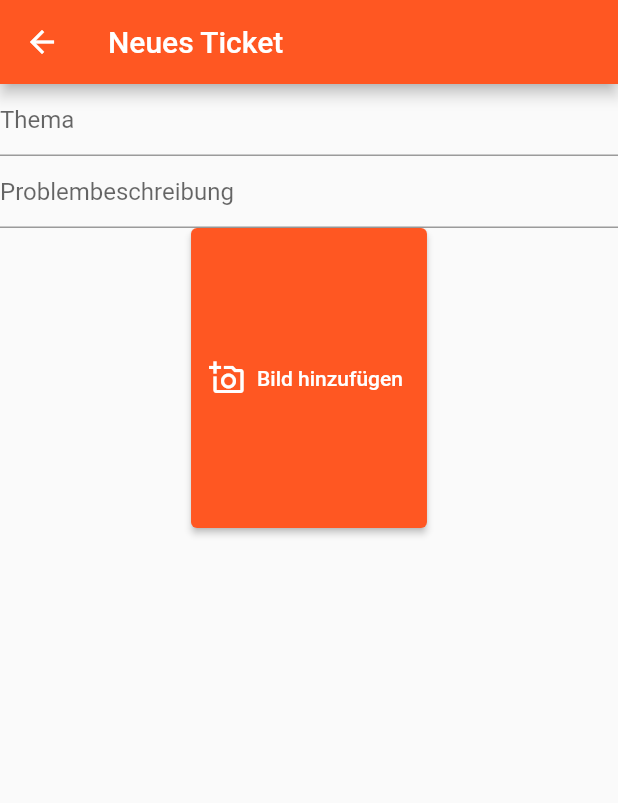
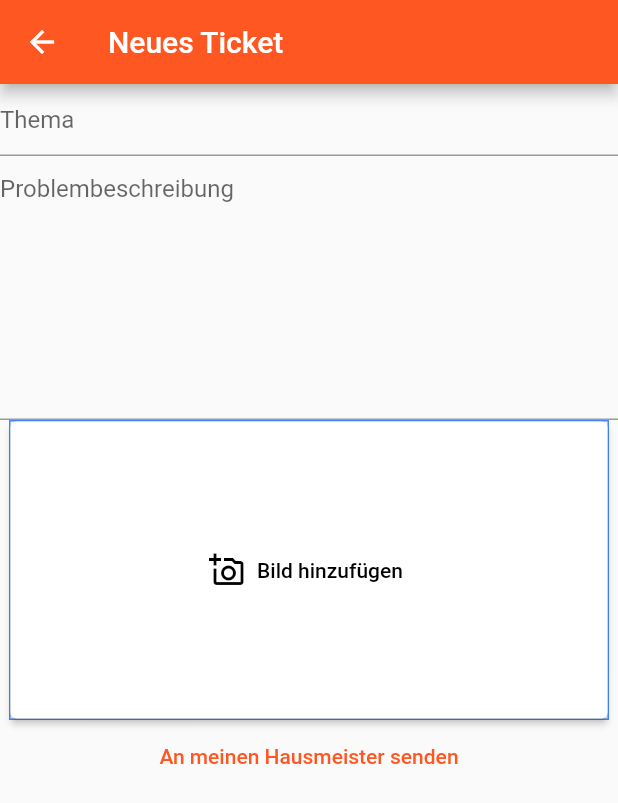
Before and after one commit to mayaArh/Hausmeisterapp, a Flutter app: the TicketCreationView screen opened by its route, on a phone screen of 412 x 824 dp. Shown: the top 803 px of the screen. Run offline on Flutter 3.47's test engine with Material 2 defaults, Android fonts, the phone set to English and light mode, and no system bars; our stand-ins replace firebase_auth, firebase_core, flutter_secure_storage, fluttertoast, image_picker, sqflite; accounts and stored records are empty.

Commit message:
sql implementation

```diff
--- a/lib/services/crud/tickets_service.dart
+++ b/lib/services/crud/tickets_service.dart
@@ -13,13 +13,13 @@ class TicketService {
 
   List<DatabaseTicket> _tickets = List.empty(growable: true);
 
-  //Singleton
+  //Singleton: bad way to create in dart?
   static final TicketService _shared = TicketService._sharedInstance();
   TicketService._sharedInstance();
   factory TicketService() => _shared;
 
-  final _ticketsStreamController =
-      StreamController<List<DatabaseTicket>>.broadcast();
+  final _ticketsStreamController = StreamController<
+      List<DatabaseTicket>>.broadcast(); //TODO: understand why it´s good
 
   Stream<List<DatabaseTicket>> get allTickets =>
       _ticketsStreamController.stream;
@@ -112,7 +112,11 @@ class TicketService {
     }
   }
 
-  Future<DatabaseTicket> createTicket({required DatabaseUser owner}) async {
+  Future<DatabaseTicket> createTicket(
+      {required DatabaseUser owner,
+      required String topic,
+      required String description,
+      required String? image}) async {
     await _ensureDbIsOpen();
     final db = _getDatabase();
 
@@ -123,18 +127,19 @@ class TicketService {
 
     final ticketId = await db.insert(ticketTable, {
       userIdColumn: owner.id,
-      imgIdColumn: Null,
-      descriptionColumn: '',
+      topicColumn: topic,
+      descriptionColumn: description,
+      imgColumn: image,
       statusColumn: TicketStatus.open.toString(),
-      isSyncedWithCloudColumn: 1
+      isSyncedWithCloudColumn: 1 //TODO: Sure?
     });
 
     final ticket = DatabaseTicket(
         id: ticketId,
         userId: owner.id,
-        imgId: null,
-        topic: '',
-        description: '',
+        topic: topic,
+        description: description,
+        img: image,
         status: TicketStatus.open,
         isSyncedWithCloud: true);
 
@@ -270,38 +275,10 @@ class DatabaseUser {
 }
 
 @immutable
-class DatabaseTicketImage {
-  final int id;
-  final String img;
-
-  const DatabaseTicketImage({required this.id, required this.img});
-
-  DatabaseTicketImage.fromRow(Map<String, dynamic> map)
-      : id = map[idColumn] as int,
-        img = map[imgColumn] as String;
-
-  Map<String, dynamic> toMap() {
-    var map = <String, dynamic>{};
-    map['id'] = id;
-    map['image'] = img;
-    return map;
-  }
-
-  @override
-  String toString() => 'Photo ID: $id';
-
-  @override
-  bool operator ==(covariant DatabaseTicketImage other) => id == other.id;
-
-  @override
-  int get hashCode => id.hashCode;
-}
-
-@immutable
 class DatabaseTicket {
   final int id;
   final int userId;
-  final int? imgId;
+  final String? img;
   final String topic;
   final String description;
   final TicketStatus status;
@@ -310,7 +287,7 @@ class DatabaseTicket {
   const DatabaseTicket(
       {required this.id,
       required this.userId,
-      required this.imgId,
+      required this.img,
       required this.topic,
       required this.description,
       required this.status,
@@ -321,13 +298,13 @@ class DatabaseTicket {
         userId = map[userIdColumn] as int,
         topic = map[topicColumn] as String,
         description = map[descriptionColumn] as String,
-        imgId = map[imgIdColumn] as int?,
+        img = map[imgColumn] as String?,
         status = TicketStatus.values.byName(map[statusColumn] as String),
         isSyncedWithCloud = map[isSyncedWithCloudColumn] as bool;
 
   @override
   String toString() =>
-      'Ticket: ID = $id, ${userId.toString()}, topic: $topic, description: $description, ${imgId.toString()}, status: ${status.toString()}, isSyncedWithCloud: ${isSyncedWithCloud.toString()}';
+      'Ticket: ID = $id, ${userId.toString()}, topic: $topic, description: $description, status: ${status.toString()}, isSyncedWithCloud: ${isSyncedWithCloud.toString()}';
 
   @override
   bool operator ==(covariant DatabaseTicket other) => id == other.id;
@@ -346,7 +323,6 @@ const imgColumn = 'image';
 const userColumn = 'user';
 const topicColumn = 'topic';
 const descriptionColumn = 'description';
-const imgIdColumn = 'imageId';
 const statusColumn = 'status';
 const isSyncedWithCloudColumn = 'isSyncedWithCloud';
 const userTable = "users";
@@ -367,9 +343,9 @@ const createTicketPhotoTable = '''CREATE TABLE IF NOT EXISTS "ticket_photos" (
 const createTicketTable = '''CREATE TABLE IF NOT EXISTS "tickets" (
         "id" INTEGER NOT NULL,
         "userId" INTEGER NOT NULL,
-        "imageId" INTEGER,
         "topic" TEXT NOT NULL,
         "description" TEXT,
+        "image" TEXT,
         "status" TEXT NOT NULL,
         "isSyncedWithCloud" INTEGER NOT NULL DEFAULT 0,
         FOREIGN KEY ("userId") REFERENCES "users"("id"),
--- a/lib/views/renter_views/create_ticket_view.dart
+++ b/lib/views/renter_views/create_ticket_view.dart
@@ -2,9 +2,9 @@ import 'dart:convert';
 import 'dart:io';
 
 import 'package:flutter/material.dart';
-import 'package:flutter/src/widgets/framework.dart';
-import 'package:flutter/src/widgets/placeholder.dart';
+import 'package:fluttertoast/fluttertoast.dart';
 import 'package:image_picker/image_picker.dart';
+import 'package:mein_digitaler_hausmeister/services/auth/auth_service.dart';
 
 import '../../services/crud/tickets_service.dart';
 
@@ -18,7 +18,6 @@ class TicketCreationView extends StatefulWidget {
 }
 
 class _TicketCreationViewState extends State<TicketCreationView> {
-  DatabaseTicket? _ticket;
   late final TicketService _ticketService;
 
   late final TextEditingController _topic;
@@ -42,6 +41,17 @@ class _TicketCreationViewState extends State<TicketCreationView> {
         throw ImageCouldNotBeReadAsBytes();
       }
     }
+  }
+
+  Future<DatabaseTicket> createNewTicket(
+      {required String topic,
+      required String description,
+      required String? image}) async {
+    final currentUser = AuthService.firebase().currentUser!;
+    final email = currentUser.email!;
+    final owner = await _ticketService.getUser(email: email);
+    return await _ticketService.createTicket(
+        owner: owner, topic: topic, description: description, image: image);
   }
 
   @override
@@ -72,21 +82,54 @@ class _TicketCreationViewState extends State<TicketCreationView> {
                   hintText: 'Thema',
                 )),
             TextField(
+                minLines: 8,
+                maxLines: 20,
                 controller: _description,
                 keyboardType: TextInputType.text,
                 decoration: const InputDecoration(
                   hintText: 'Problembeschreibung',
                 )),
-            SizedBox(
-              height: 200,
-              child: ElevatedButton.icon(
-                  onPressed: () {
-                    _getImage(context);
-                    Image.file(File(_image!.path), height: 200);
-                  },
-                  icon: const Icon(Icons.add_a_photo_outlined),
-                  label: const Text('Bild hinzufügen')),
-            ),
+            Container(
+                //TODO: make it possible to put several images + save them to database
+                height: 200,
+                width: 400,
+                decoration:
+                    BoxDecoration(border: Border.all(color: Colors.blueAccent)),
+                child: _image == null
+                    ? ElevatedButton.icon(
+                        onPressed: () {
+                          _getImage(context);
+                        },
+                        style: ElevatedButton.styleFrom(
+                            backgroundColor: Colors.white),
+                        icon: const Icon(
+                          Icons.add_a_photo_outlined,
+                          color: Colors.black,
+                        ),
+                        label: const Text(
+                          'Bild hinzufügen',
+                          style: TextStyle(color: Colors.black),
+                        ))
+                    : Image.file(
+                        File(_image!.path),
+                      )),
+            TextButton(
+              onPressed: () {
+                //TODO: actually send to janitor
+                //first save ticket in database
+                final topic = _topic.text;
+                final description = _description.text;
+                createNewTicket(
+                    topic: topic, description: description, image: ''); //TODO
+                Fluttertoast.showToast(
+                    msg: "Dein Ticket wurde erfolgreich versendet!",
+                    toastLength: Toast.LENGTH_SHORT,
+                    textColor: Colors.black,
+                    fontSize: 16,
+                    backgroundColor: Colors.grey[200]);
+              },
+              child: const Text('An meinen Hausmeister senden'),
+            )
           ],
         ));
   }
```
